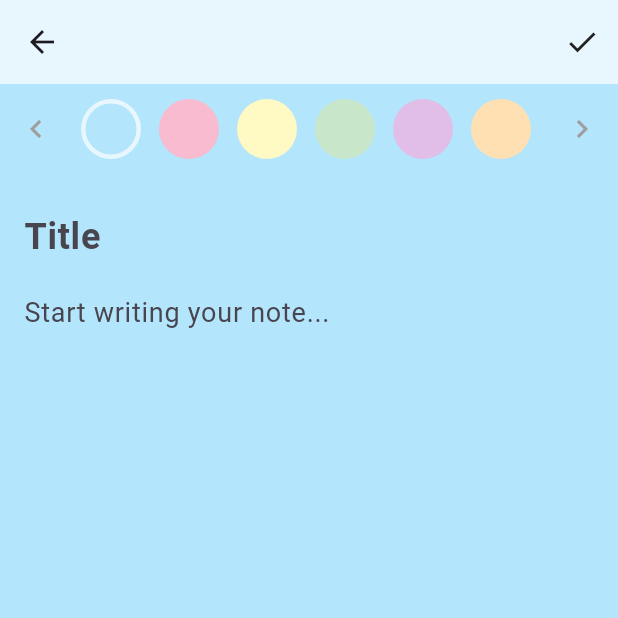
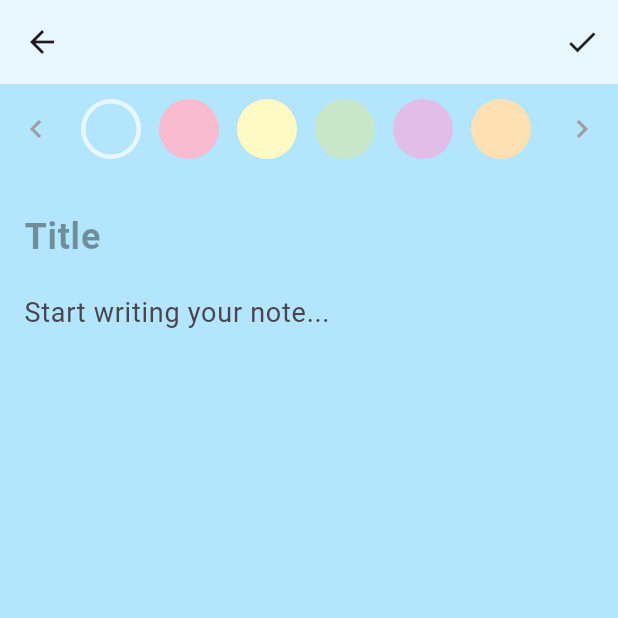
Before and after one commit to hauwajibrilibrahim/simple_note_app, a Flutter app: the screen it shows after launch, after a tap on the "add" icon, on a phone screen of 412 x 824 dp, the top half of it. Run offline on Flutter 3.47's test engine with Material 3 defaults, Android fonts, the phone set to English and light mode, and no system bars; our stand-ins replace cloud_firestore, firebase_core; accounts and stored records are empty.

Commit message:
feat: code refactor

```diff
--- a/lib/main.dart
+++ b/lib/main.dart
@@ -1,8 +1,6 @@
 import 'package:flutter/material.dart';
-import 'package:note_app/pages/create_edit_note_page.dart';
 import 'package:note_app/pages/note_list_page.dart';
 import 'package:firebase_core/firebase_core.dart';
-import 'package:note_app/pages/noteview_page.dart';
 import 'firebase_options.dart';
 
 import 'package:provider/provider.dart';
@@ -26,10 +24,7 @@ class MyApp extends StatelessWidget {
         title: 'Flutter Demo',
         debugShowCheckedModeBanner: false,
         theme: ThemeData(primarySwatch: Colors.pink, fontFamily: 'Roboto'),
-        routes: {
-          '/': (context) => const NoteListPage(),
-          '/create-edit-note': (context) => CreateEditNotePage(),
-        },
+        home: const NoteListPage(),
       ),
     );
   }
--- a/lib/pages/create_edit_note_page.dart
+++ b/lib/pages/create_edit_note_page.dart
@@ -110,6 +110,7 @@ class _CreateEditNotePageState extends State<CreateEditNotePage> {
                     decoration: const InputDecoration(
                       hintText: 'Title',
                       border: InputBorder.none,
+                      hintStyle: TextStyle(color: Colors.black38),
                     ),
                     style: const TextStyle(
                       fontSize: 24,
--- a/lib/widgets/note_card.dart
+++ b/lib/widgets/note_card.dart
@@ -17,6 +17,8 @@ class NoteCard extends StatelessWidget {
       return 'Just now';
     } else if (difference.inHours < 1) {
       return '${difference.inMinutes} minutes ago';
+    } else if (difference.inHours < 24) {
+      return 'Today';
     } else if (difference.inDays == 1) {
       return 'Yesterday';
     } else {
```
